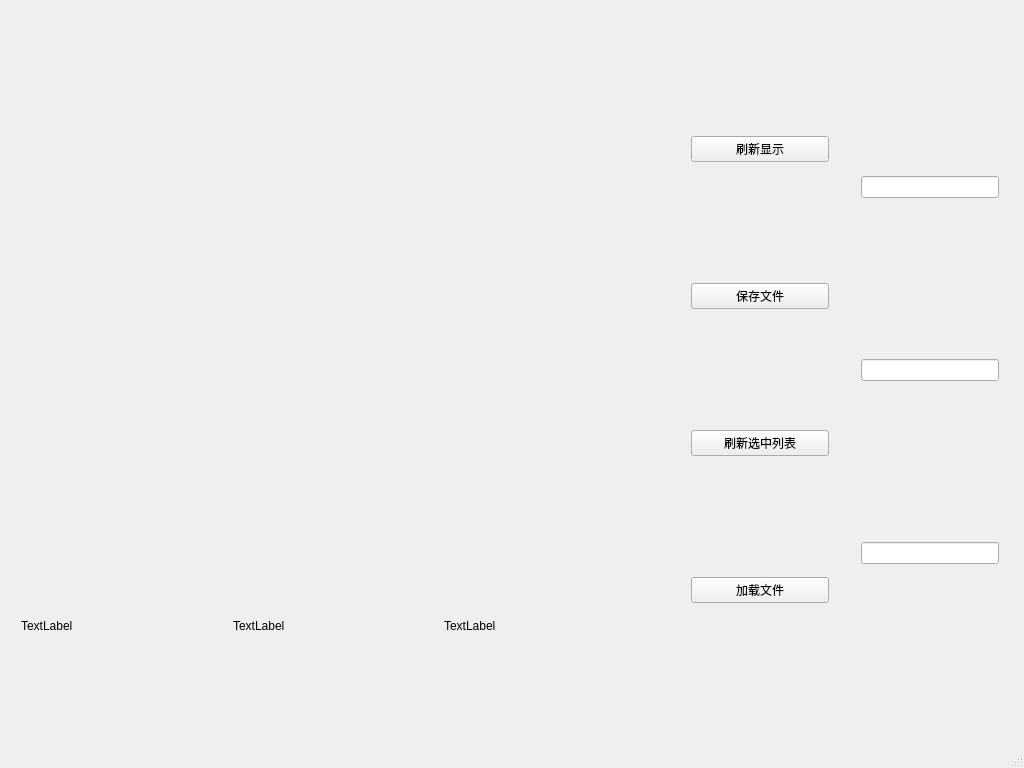
This is mainwindow.ui in yilinfang/SubwaySystem as Qt 5 draws it before an edit. The edited form follows.
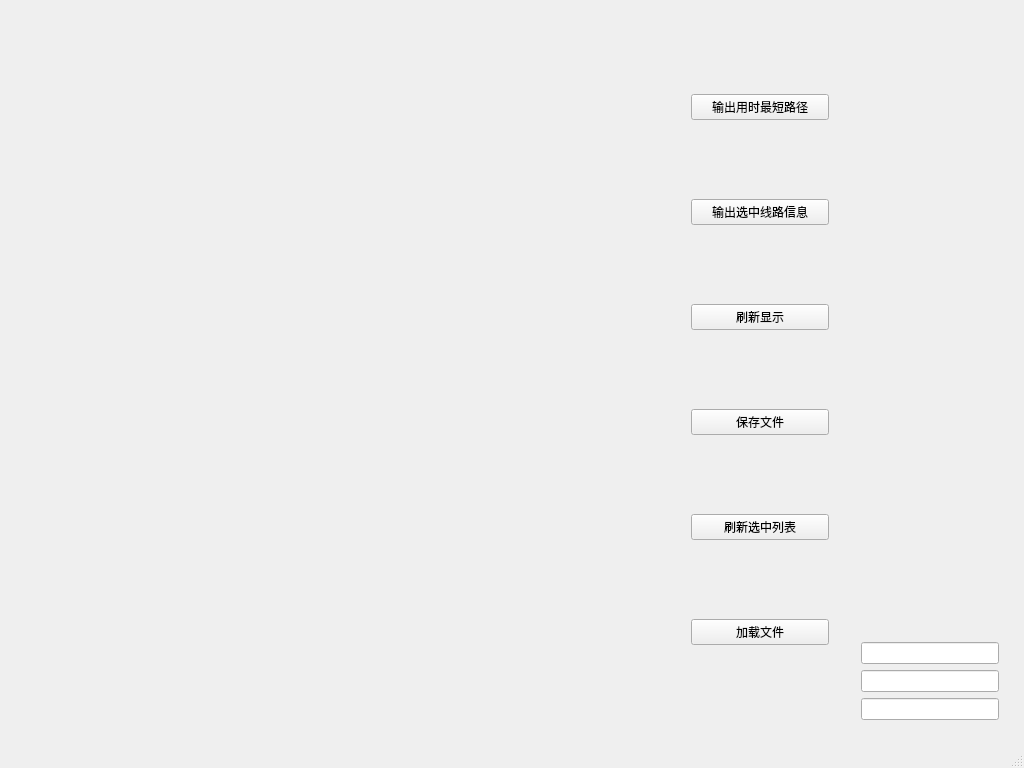
This is the edited form.

```diff
--- a/mainwindow.ui
+++ b/mainwindow.ui
@@ -36,21 +36,21 @@
         <enum>Qt::LeftToRight</enum>
        </property>
        <property name="text">
-        <string>TextLabel</string>
+        <string/>
        </property>
       </widget>
      </item>
      <item>
       <widget class="QLabel" name="displayLabel2">
        <property name="text">
-        <string>TextLabel</string>
+        <string/>
        </property>
       </widget>
      </item>
      <item>
       <widget class="QLabel" name="displayLabel3">
        <property name="text">
-        <string>TextLabel</string>
+        <string/>
        </property>
       </widget>
      </item>
@@ -66,6 +66,20 @@
      </rect>
     </property>
     <layout class="QVBoxLayout" name="verticalLayout">
+     <item>
+      <widget class="QPushButton" name="getMinestTimePath">
+       <property name="text">
+        <string>输出用时最短路径</string>
+       </property>
+      </widget>
+     </item>
+     <item>
+      <widget class="QPushButton" name="showLineStation">
+       <property name="text">
+        <string>输出选中线路信息</string>
+       </property>
+      </widget>
+     </item>
      <item>
       <widget class="QPushButton" name="pushButton">
        <property name="text">
@@ -106,6 +120,13 @@
      </rect>
     </property>
     <layout class="QVBoxLayout" name="verticalLayout_2">
+     <item>
+      <widget class="QLabel" name="displayLabelHints">
+       <property name="text">
+        <string/>
+       </property>
+      </widget>
+     </item>
      <item>
       <widget class="QLineEdit" name="inputLine1"/>
      </item>
```
